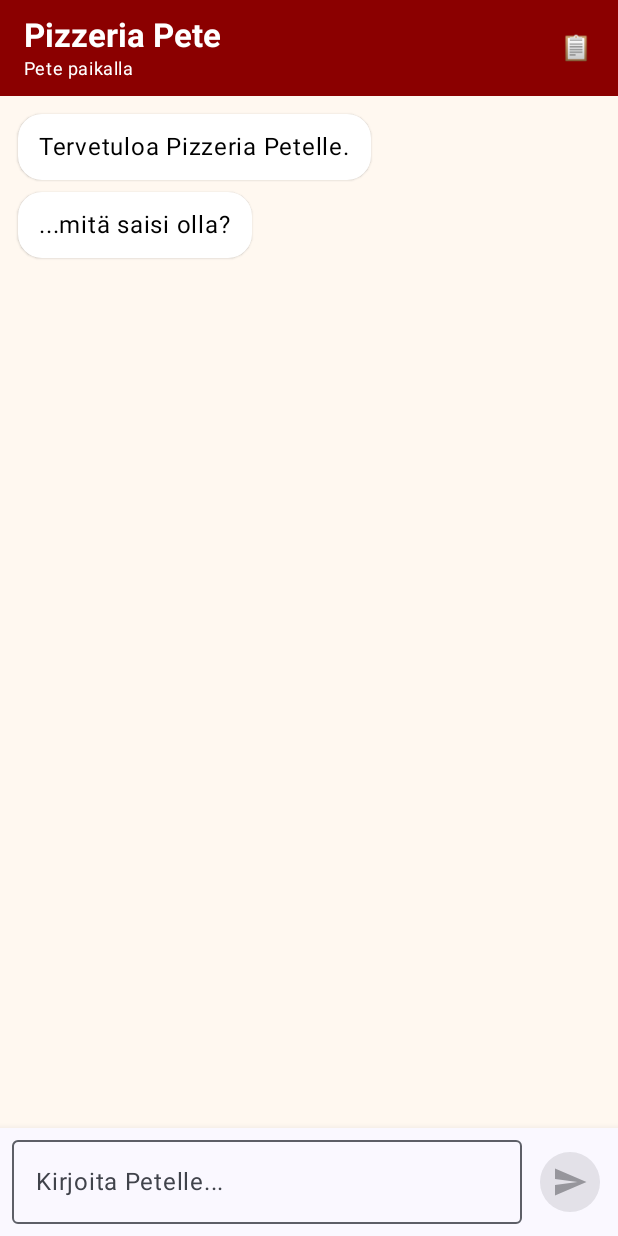
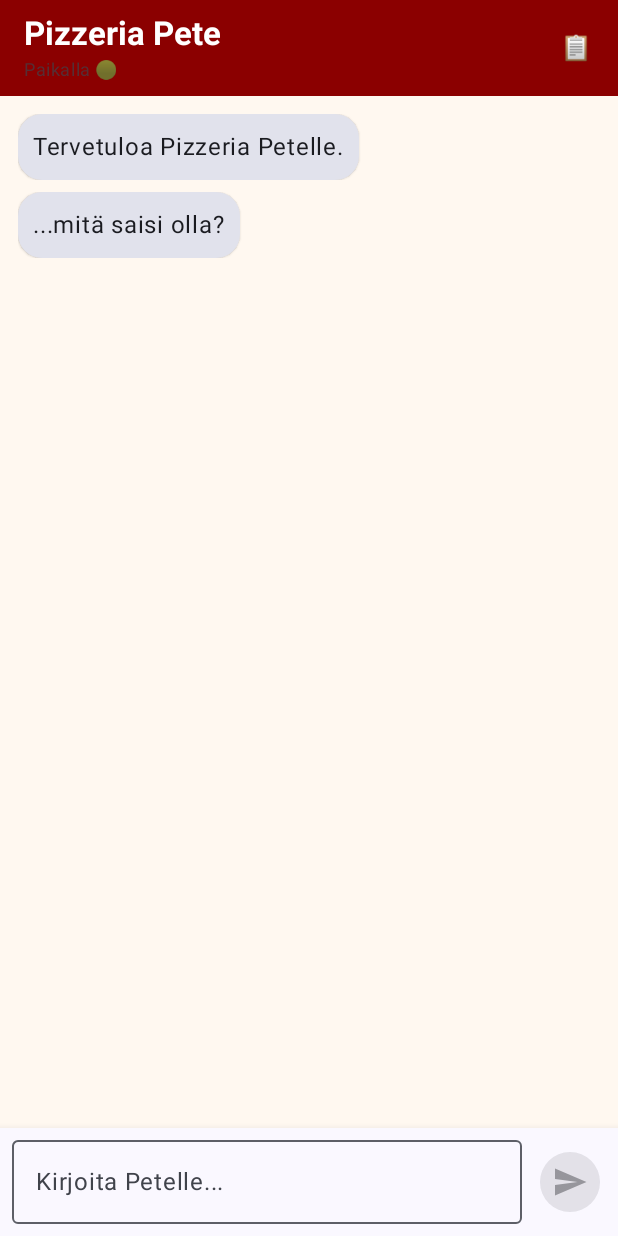
Before and after one commit to aatudoz/Petepizzabotti, an Android app built with Jetpack Compose: the screen it shows after launch (MainActivity), on a phone screen of 412 x 824 dp. Run offline under Robolectric (Android 15) with nearby library versions, the light colour scheme and no system bars.

Commit message:
small ui changes

```diff
--- a/app/src/main/java/ui/ChatScreen.kt
+++ b/app/src/main/java/ui/ChatScreen.kt
@@ -1,5 +1,6 @@
 package ui
 
+import androidx.compose.animation.animateContentSize
 import androidx.compose.foundation.background
 import androidx.compose.foundation.layout.*
 import androidx.compose.foundation.lazy.LazyColumn
@@ -12,10 +13,14 @@ import androidx.compose.material3.*
 import androidx.compose.runtime.*
 import androidx.compose.ui.Alignment
 import androidx.compose.ui.Modifier
+import androidx.compose.ui.draw.alpha
 import androidx.compose.ui.graphics.Color
 import androidx.compose.ui.text.font.FontWeight
 import androidx.compose.ui.unit.dp
 import androidx.lifecycle.viewmodel.compose.viewModel
+import androidx.compose.foundation.text.KeyboardActions
+import androidx.compose.foundation.text.KeyboardOptions
+import androidx.compose.ui.text.input.ImeAction
 
 @OptIn(ExperimentalMaterial3Api::class)
 @Composable
@@ -26,34 +31,45 @@ fun ChatScreen(
 
     val lazyListState = rememberLazyListState()
 
-    // Vierittää chatin listan alas kun uusi viesti tulee
     LaunchedEffect(viewModel.viestit.size) {
         if (viewModel.viestit.isNotEmpty()) {
             lazyListState.animateScrollToItem(viewModel.viestit.size - 1)
         }
     }
 
-    // Yläosa TODO: joku online pallo Peten nimen vieree
     Scaffold(
         topBar = {
             TopAppBar(
                 title = {
-                    Column {
-                        Text("Pizzeria Pete", fontWeight = FontWeight.Bold)
+                    Column(
+                        verticalArrangement = Arrangement.spacedBy(2.dp)
+                    ) {
                         Text(
-                            "Pete paikalla ",
-                            style = MaterialTheme.typography.bodySmall
+                            "Pizzeria Pete",
+                            fontWeight = FontWeight.Bold,
+                            style = MaterialTheme.typography.titleLarge
+                        )
+
+                        Text(
+                            "Paikalla 🟢",
+                            style = MaterialTheme.typography.bodySmall,
+                            color = MaterialTheme.colorScheme.onSurfaceVariant,
+                            modifier = Modifier.alpha(0.7f)
                         )
                     }
                 },
                 actions = {
                     IconButton(onClick = onAvaaTilaukset) {
-                        Text("📋", color = Color.White)
+                        Text(
+                            text = "📋",
+                            style = MaterialTheme.typography.titleMedium
+                        )
                     }
                 },
                 colors = TopAppBarDefaults.topAppBarColors(
                     containerColor = Color(0xFF8B0000),
-                    titleContentColor = Color.White
+                    titleContentColor = Color.White,
+                    actionIconContentColor = Color.White
                 )
             )
         },
@@ -66,6 +82,7 @@ fun ChatScreen(
             )
         }
     ) { padding ->
+
         LazyColumn(
             state = lazyListState,
             modifier = Modifier
@@ -83,9 +100,9 @@ fun ChatScreen(
             if (viewModel.ladataan) {
                 item {
                     Text(
-                        "Pete miettii... tai sitten ei..",
+                        "Pete miettii...",
                         style = MaterialTheme.typography.bodySmall,
-                        color = Color.Gray,
+                        color = MaterialTheme.colorScheme.onSurfaceVariant,
                         modifier = Modifier.padding(start = 8.dp)
                     )
                 }
@@ -96,12 +113,25 @@ fun ChatScreen(
 
 @Composable
 fun ViestiKupla(viesti: ChatViesti) {
-    val taustavari = if (viesti.onKayttajalta) Color(0xFF8B0000) else Color.White
-    val tekstinVari = if (viesti.onKayttajalta) Color.White else Color.Black
-    val asettelu = if (viesti.onKayttajalta) Alignment.End else Alignment.Start
+
+    val isUser = viesti.onKayttajalta
+
+    val taustavari = if (isUser)
+        Color(0xFFB00020)
+    else
+        MaterialTheme.colorScheme.surfaceVariant
+
+    val tekstinVari = if (isUser)
+        Color.White
+    else
+        MaterialTheme.colorScheme.onSurface
+
+    val asettelu = if (isUser) Alignment.End else Alignment.Start
 
     Column(
-        modifier = Modifier.fillMaxWidth(),
+        modifier = Modifier
+            .fillMaxWidth()
+            .animateContentSize(),
         horizontalAlignment = asettelu
     ) {
         Surface(
@@ -113,7 +143,7 @@ fun ViestiKupla(viesti: ChatViesti) {
             Text(
                 text = viesti.teksti,
                 color = tekstinVari,
-                modifier = Modifier.padding(horizontal = 14.dp, vertical = 10.dp)
+                modifier = Modifier.padding(10.dp)
             )
         }
     }
@@ -127,22 +157,34 @@ fun ChatSyoteRivi(
     onTekstiMuuttui: (String) -> Unit,
     onLaheta: () -> Unit
 ) {
-    Surface(shadowElevation = 8.dp) {
+    Surface(
+        shadowElevation = 8.dp,
+        modifier = Modifier
+            .navigationBarsPadding()
+            .imePadding()
+    ) {
         Row(
             modifier = Modifier
                 .fillMaxWidth()
                 .padding(8.dp),
             verticalAlignment = Alignment.CenterVertically
         ) {
+
             OutlinedTextField(
                 value = teksti,
                 onValueChange = onTekstiMuuttui,
                 placeholder = { Text("Kirjoita Petelle...") },
                 modifier = Modifier.weight(1f),
                 enabled = !ladataan,
-                maxLines = 3
+                maxLines = 3,
+                keyboardOptions = KeyboardOptions(imeAction = ImeAction.Send),
+                keyboardActions = KeyboardActions(
+                    onSend = { onLaheta() }
+                )
             )
+
             Spacer(Modifier.width(8.dp))
+
             FilledIconButton(
                 onClick = onLaheta,
                 enabled = !ladataan && teksti.isNotBlank(),
@@ -150,7 +192,10 @@ fun ChatSyoteRivi(
                     containerColor = Color(0xFF8B0000)
                 )
             ) {
-                Icon(Icons.Default.Send, contentDescription = "Lähetä")
+                Icon(
+                    imageVector = Icons.Default.Send,
+                    contentDescription = "Lähetä"
+                )
             }
         }
     }
```
